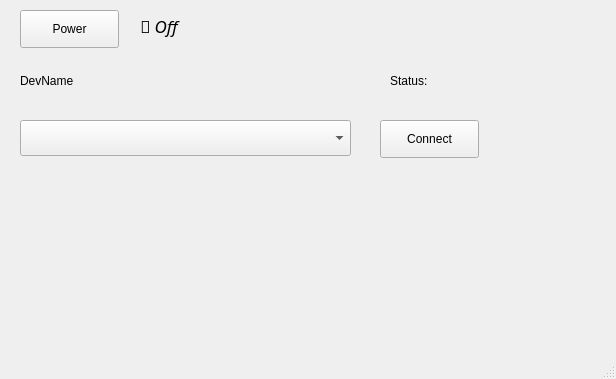
Qt form ui/btmainwindow.ui (lsequera/btserver) before a commit.
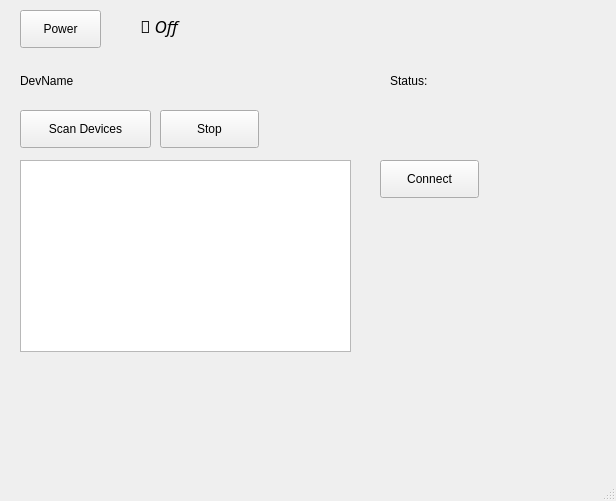
The same form after that commit.

Commit message: devices scan added

```diff
--- a/ui/btmainwindow.ui
+++ b/ui/btmainwindow.ui
@@ -7,7 +7,7 @@
     <x>0</x>
     <y>0</y>
     <width>616</width>
-    <height>379</height>
+    <height>501</height>
    </rect>
   </property>
   <property name="windowTitle">
@@ -32,7 +32,7 @@
      <rect>
       <x>390</x>
       <y>70</y>
-      <width>67</width>
+      <width>201</width>
       <height>21</height>
      </rect>
     </property>
@@ -45,7 +45,7 @@
      <rect>
       <x>20</x>
       <y>10</y>
-      <width>99</width>
+      <width>81</width>
       <height>38</height>
      </rect>
     </property>
@@ -53,21 +53,11 @@
      <string>Power</string>
     </property>
    </widget>
-   <widget class="QComboBox" name="devices_combo_box">
-    <property name="geometry">
-     <rect>
-      <x>20</x>
-      <y>120</y>
-      <width>331</width>
-      <height>36</height>
-     </rect>
-    </property>
-   </widget>
    <widget class="QPushButton" name="connect_button">
     <property name="geometry">
      <rect>
       <x>380</x>
-      <y>120</y>
+      <y>160</y>
       <width>99</width>
       <height>38</height>
      </rect>
@@ -96,6 +86,42 @@
      <string> Off </string>
     </property>
    </widget>
+   <widget class="QPushButton" name="scan_button">
+    <property name="geometry">
+     <rect>
+      <x>20</x>
+      <y>110</y>
+      <width>131</width>
+      <height>38</height>
+     </rect>
+    </property>
+    <property name="text">
+     <string>Scan Devices</string>
+    </property>
+   </widget>
+   <widget class="QPushButton" name="stop_button">
+    <property name="geometry">
+     <rect>
+      <x>160</x>
+      <y>110</y>
+      <width>99</width>
+      <height>38</height>
+     </rect>
+    </property>
+    <property name="text">
+     <string>Stop</string>
+    </property>
+   </widget>
+   <widget class="QListWidget" name="devices_list">
+    <property name="geometry">
+     <rect>
+      <x>20</x>
+      <y>160</y>
+      <width>331</width>
+      <height>192</height>
+     </rect>
+    </property>
+   </widget>
   </widget>
   <widget class="QMenuBar" name="menubar">
    <property name="geometry">
```
The commit also changes 3 other files.
